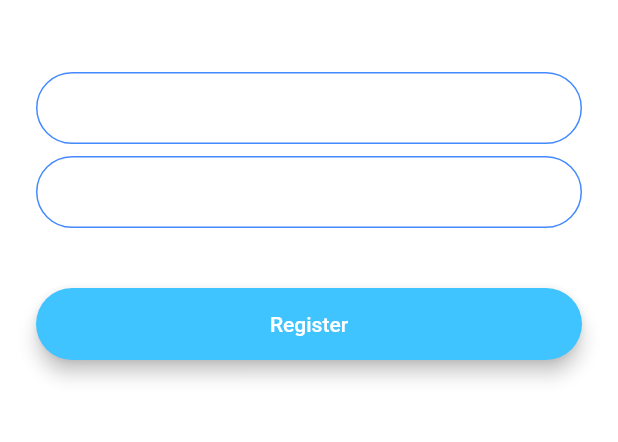
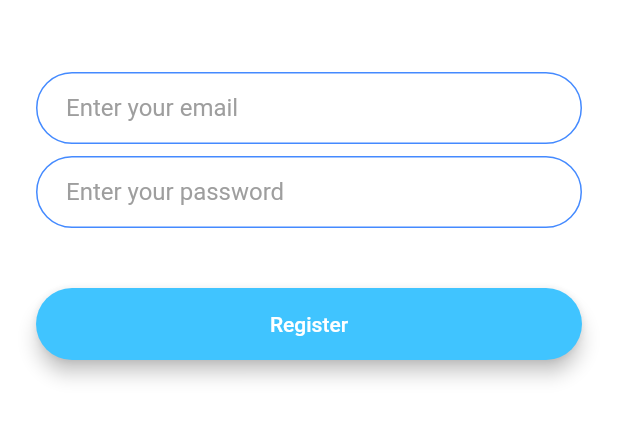
Before and after one commit to Procoder16/Chit_Chat, a Flutter app: the RegistrationScreen screen opened by its route, on a phone screen of 412 x 824 dp, the part 576-1018 px from its top. Run offline on Flutter 3.47's test engine with Material 2 defaults, Android fonts, the phone set to English and light mode, and no system bars; our stand-ins replace animated_text_kit.

Commit message:
made the text field hint and text visible

```diff
--- a/lib/screens/registration_screen.dart
+++ b/lib/screens/registration_screen.dart
@@ -30,11 +30,17 @@ class _RegistrationScreenState extends State<RegistrationScreen> {
               height: 48.0,
             ),
             TextField(
+              style: TextStyle(
+                color: Colors.black,
+              ),
               onChanged: (value) {
                 //Do something with the user input.
               },
               decoration: InputDecoration(
                 hintText: 'Enter your email',
+                hintStyle: TextStyle(
+                  color: Colors.grey,
+                ),
                 contentPadding:
                     EdgeInsets.symmetric(vertical: 10.0, horizontal: 20.0),
                 border: OutlineInputBorder(
@@ -54,11 +60,17 @@ class _RegistrationScreenState extends State<RegistrationScreen> {
               height: 8.0,
             ),
             TextField(
+              style: TextStyle(
+                color: Colors.black,
+              ),
               onChanged: (value) {
                 //Do something with the user input.
               },
               decoration: InputDecoration(
                 hintText: 'Enter your password',
+                hintStyle: TextStyle(
+                  color: Colors.grey,
+                ),
                 contentPadding:
                     EdgeInsets.symmetric(vertical: 10.0, horizontal: 20.0),
                 border: OutlineInputBorder(
```
Also changed, not shown: lib/screens/login_screen.dart (+10 -0 lines).
